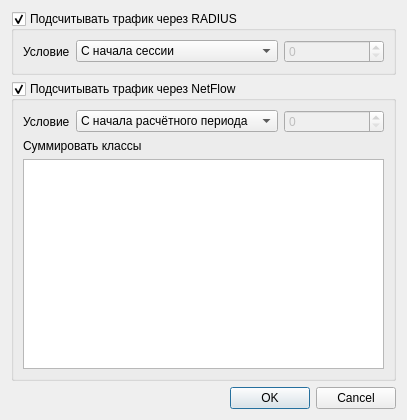
First picture: the form in mdi/forms/tp_concept_speed_settings.ui, repository brat002/ExpertBilling, before the edit.
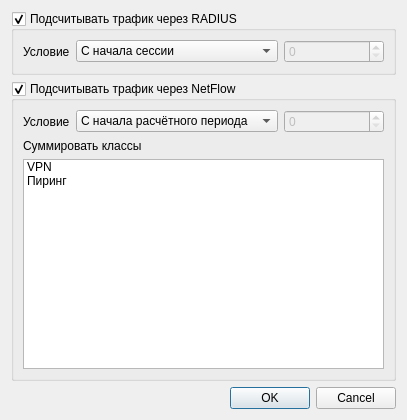
Second picture: the form after the edit.

```diff
--- a/mdi/forms/tp_concept_speed_settings.ui
+++ b/mdi/forms/tp_concept_speed_settings.ui
@@ -144,7 +144,18 @@
        </widget>
       </item>
       <item>
-       <widget class="QListWidget" name="listWidget" />
+       <widget class="QListWidget" name="listWidget" >
+        <item>
+         <property name="text" >
+          <string>VPN</string>
+         </property>
+        </item>
+        <item>
+         <property name="text" >
+          <string>Пиринг</string>
+         </property>
+        </item>
+       </widget>
       </item>
      </layout>
     </widget>
```
